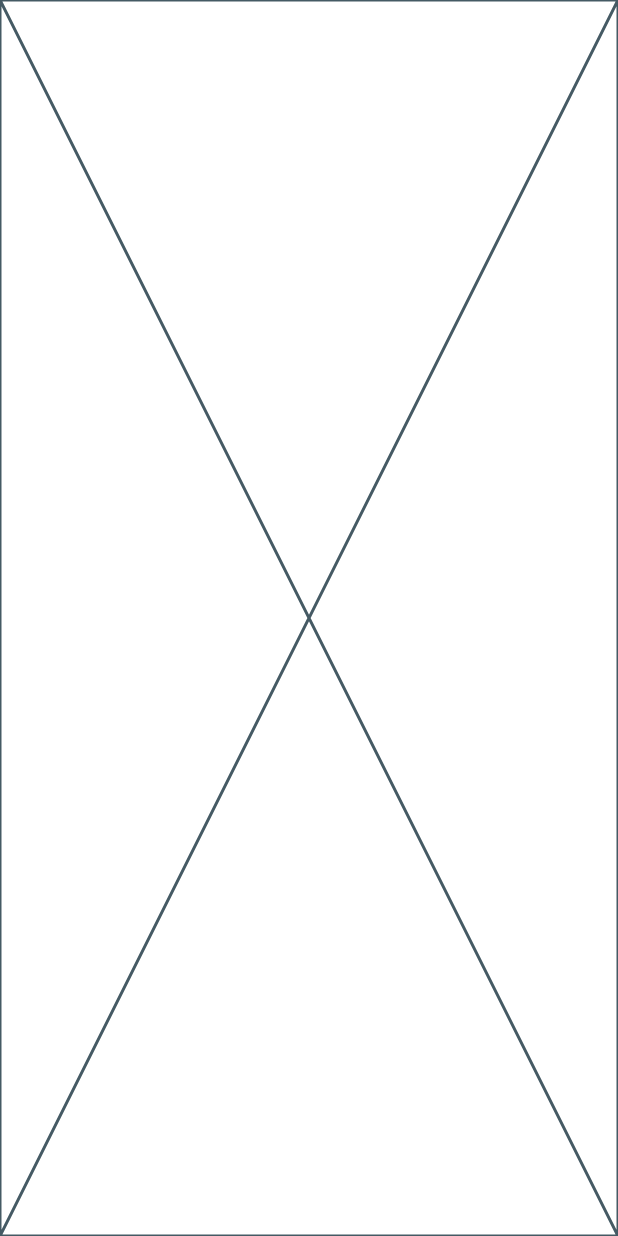
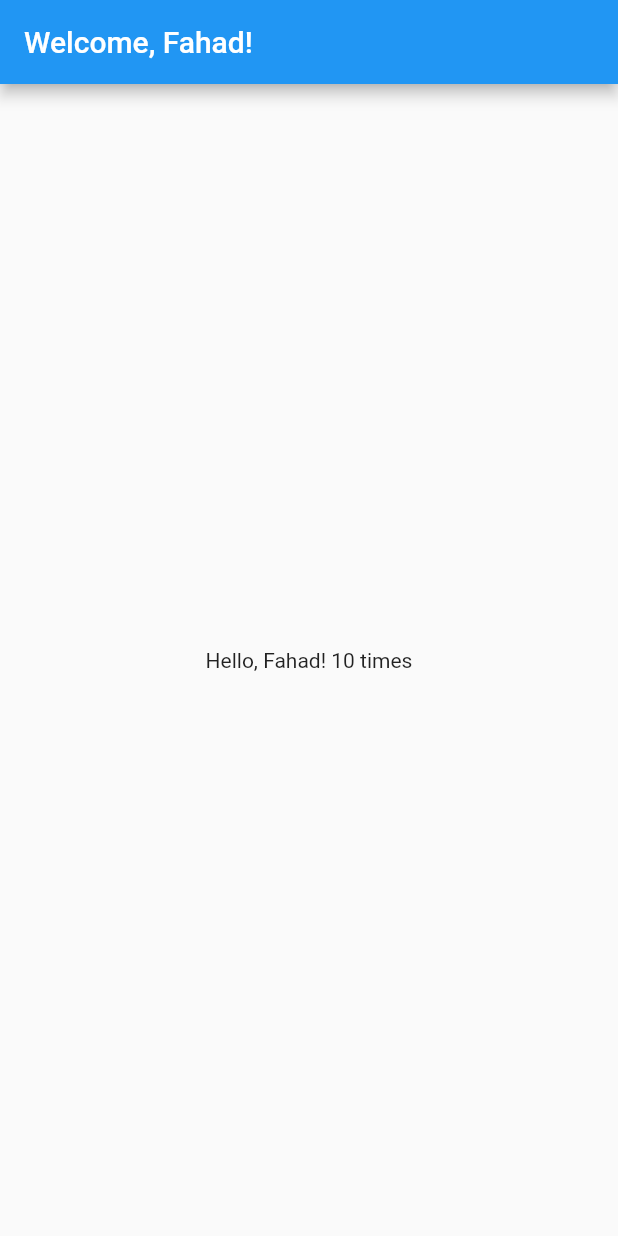
Before and after one commit to FahadNiazi420/My_Safety, a Flutter app: the screen it shows after launch, on a phone screen of 412 x 824 dp. Run offline on Flutter 3.47's test engine with Material 2 defaults, Android fonts, the phone set to English and light mode, and no system bars.

Commit message:
int and string use in text

```diff
--- a/lib/main.dart
+++ b/lib/main.dart
@@ -9,20 +9,19 @@ class MyApp extends StatelessWidget {
 
   @override
   Widget build(BuildContext context) {
-    @override
-    Widget build(BuildContext context) {
-      int Day = 20;
-      return MaterialApp(
-        home: Material(
-          child: Center(
-            child: Container(
-              child: Text("Welcome to $Day of programming."),
-            ),
+    String userName = "Fahad";
+    int times = 10 ;// Replace "Fahad" with the user's name
+    return MaterialApp(
+      home: Scaffold(
+        appBar: AppBar(
+          title: Text('Welcome, $userName!'),
+        ),
+        body: Center(
+          child: Container(
+            child: Text("Hello, $userName! $times times"),
           ),
-          )
-      );
-    }
-
-    return const Placeholder();
+        ),
+      ),
+    );
   }
 }
```
